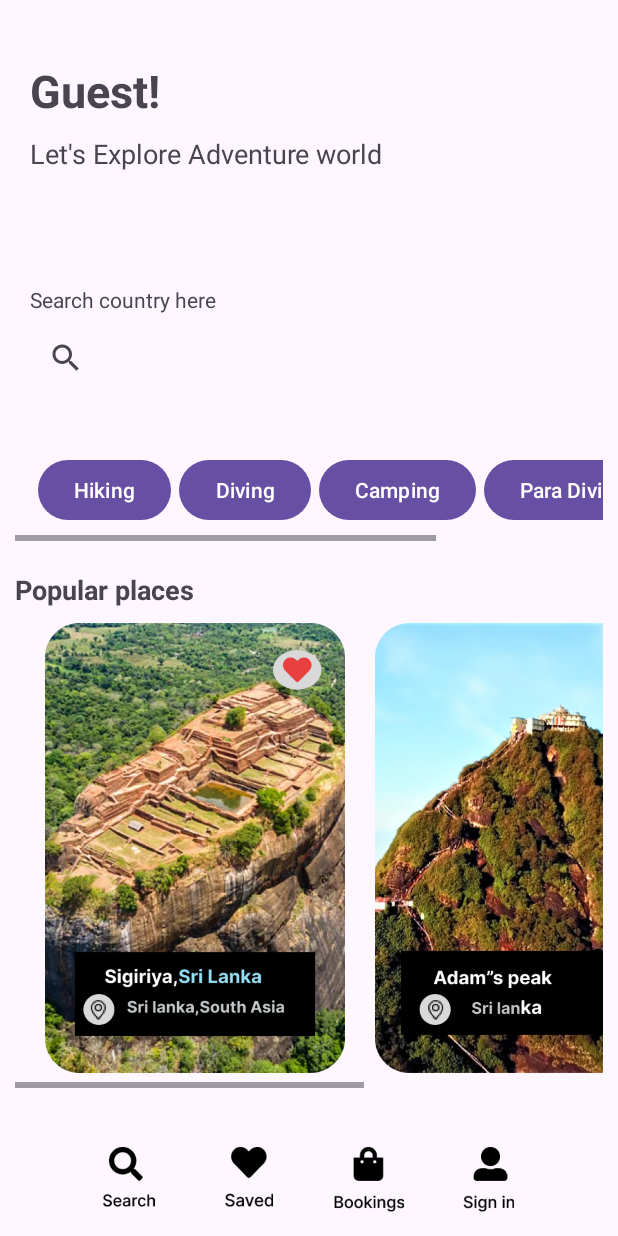
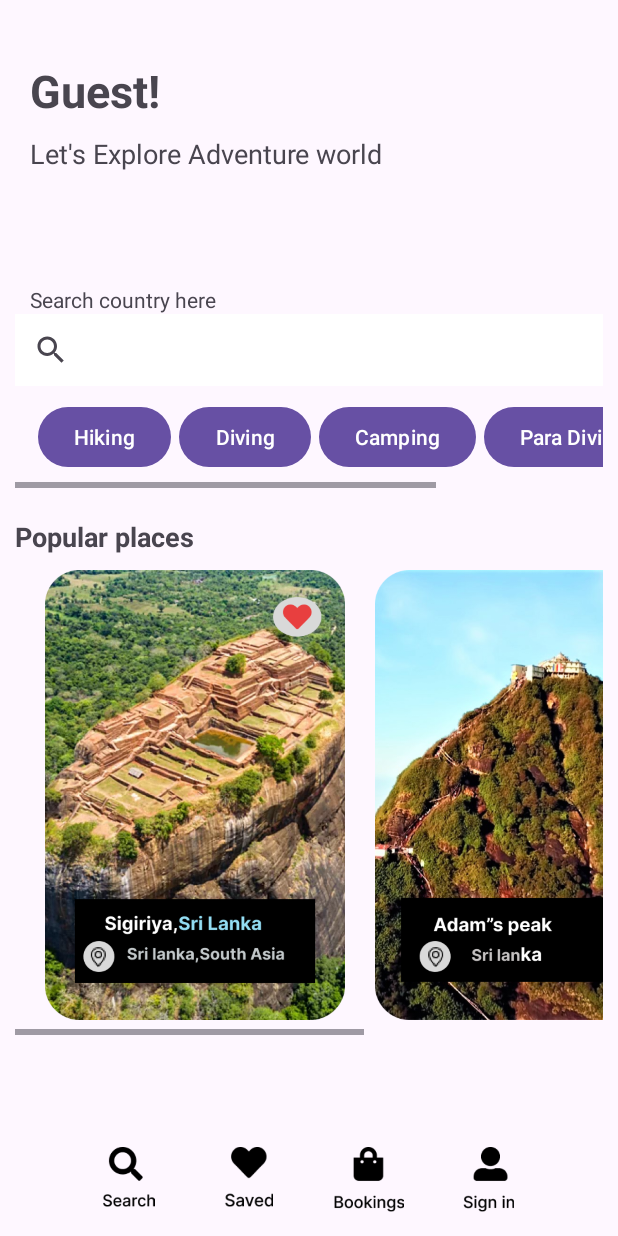
Before and after one commit to KalharaDMR/TravelApp, an Android app: the ThirdActivity screen opened directly, with no data from a screen before it, on a phone screen of 412 x 824 dp. Run offline under Robolectric (Android 15) with nearby library versions, the phone set to English and light mode, and no system bars.

Commit message:
Initial Commit update5

```diff
--- a/app/src/main/res/layout/activity_fourth.xml
+++ b/app/src/main/res/layout/activity_fourth.xml
@@ -51,7 +51,7 @@
             <ImageView
                 android:id="@+id/imageView15"
                 android:layout_width="50dp"
-                android:layout_height="20dp"
+                android:layout_height="25dp"
                 android:layout_marginTop="10dp"
                 android:layout_marginRight="20dp"
                 android:scaleType="fitXY"
@@ -90,6 +90,7 @@
             android:layout_height="wrap_content"
             android:layout_gravity="center"
             android:layout_marginTop="50dp"
+            android:layout_marginBottom="20dp"
             android:orientation="horizontal">
 
 
--- a/app/src/main/res/layout/activity_third.xml
+++ b/app/src/main/res/layout/activity_third.xml
@@ -47,14 +47,14 @@
                 android:layout_marginLeft="10dp"
                 android:text="Search country here" />
 
+
             <SearchView
                 android:id="@+id/searchbar1"
                 android:layout_width="match_parent"
-                android:layout_height="match_parent"
-                android:layout_marginLeft="10dp"
-                android:layout_marginTop="5dp"
-                android:layout_marginBottom="30dp"
+                android:layout_height="wrap_content"
+                android:background="@android:color/white"
                 android:queryHint="Sri lanka" />
+
 
             <HorizontalScrollView
                 android:layout_width="match_parent"
```
